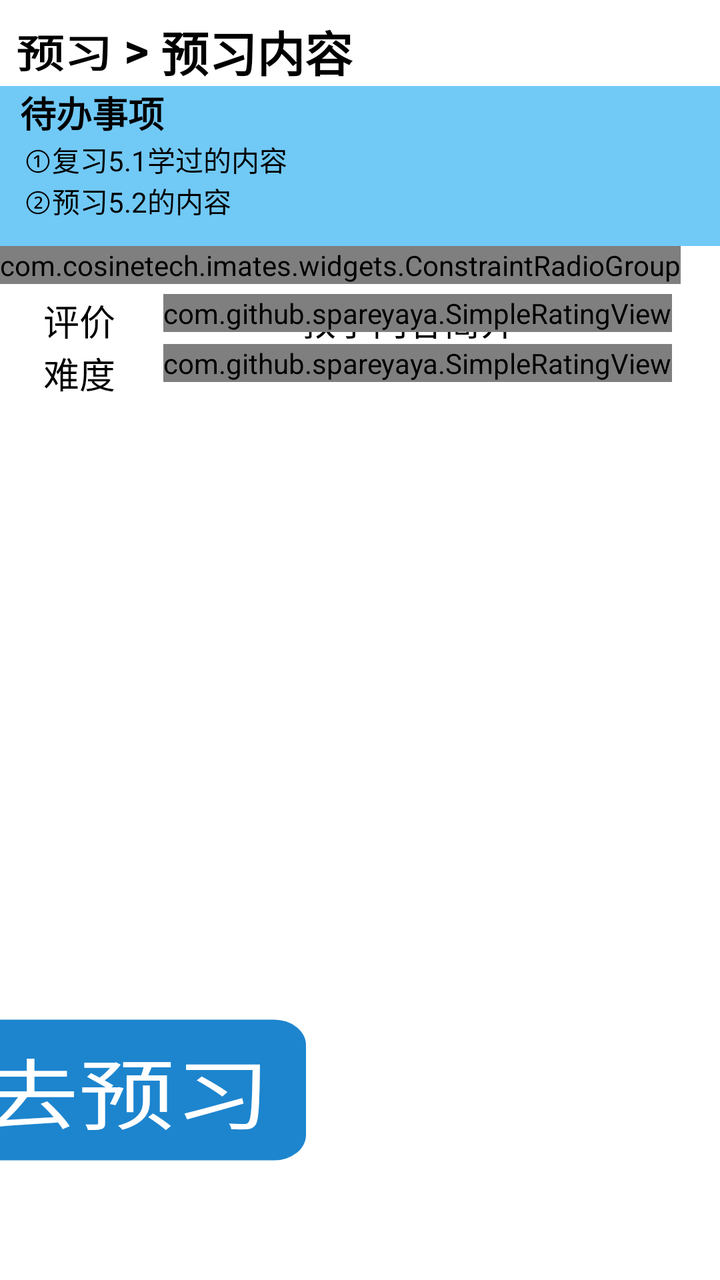
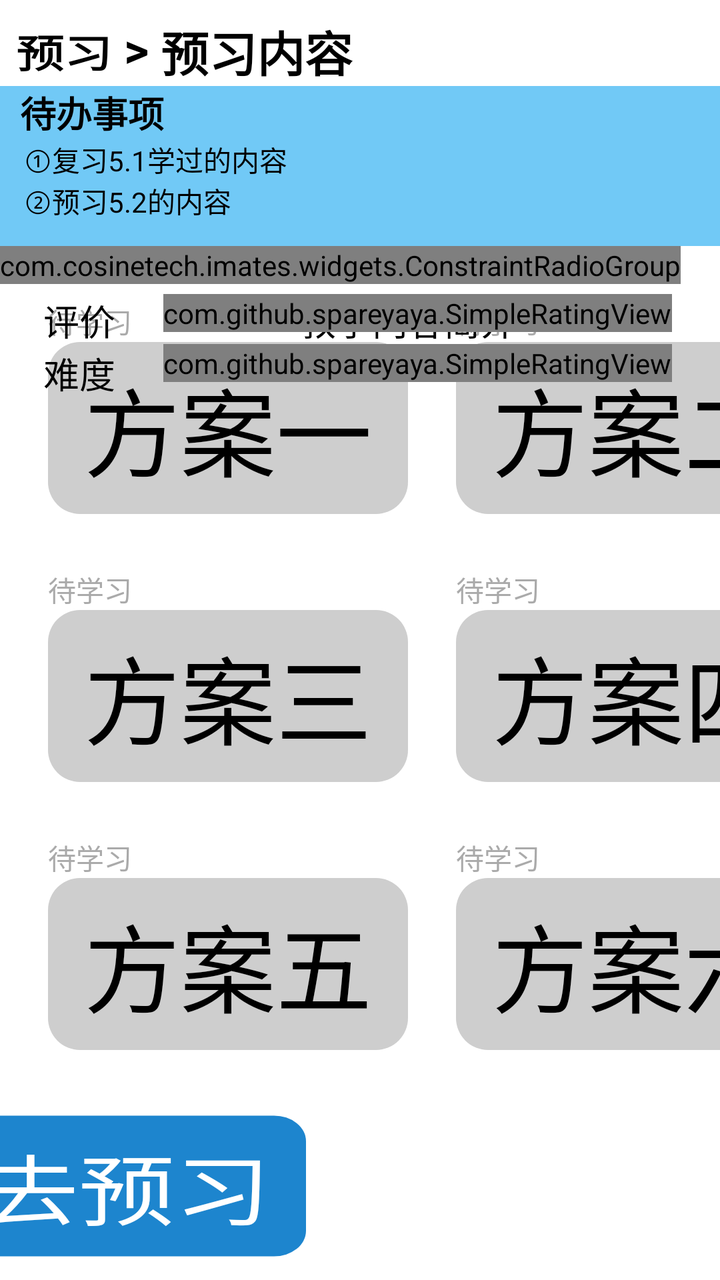

Two renders of the same Android screen: before a commit and after it. Below are the layout's source before the change and the commit's diff.
<!-- AndroidManifest.xml: application theme Theme.IMatesApp.FullScreen -->
<!-- res/layout/fragment_preview_lession.xml -->
<?xml version="1.0" encoding="utf-8"?>
<androidx.constraintlayout.widget.ConstraintLayout xmlns:android="http://schemas.android.com/apk/res/android"
    xmlns:app="http://schemas.android.com/apk/res-auto"
    xmlns:tools="http://schemas.android.com/tools"
    android:layout_width="match_parent"
    android:layout_height="match_parent"
    android:background="#FFFFFF"
    tools:context=".fragments.FragmentPreviewLesson">

    <TextView
        android:id="@+id/label"
        android:layout_width="wrap_content"
        android:layout_height="wrap_content"
        android:layout_margin="8dp"
        android:focusable="true"
        android:text="预习"
        android:clickable="true"
        android:stateListAnimator="@animator/button_click_scale"
        android:textColor="#000000"
        android:textSize="@dimen/head1_size"
        android:textStyle="bold"
        app:layout_constraintStart_toStartOf="parent"
        app:layout_constraintTop_toTopOf="parent" />

    <TextView
        android:id="@+id/sign_split"
        android:layout_width="wrap_content"
        android:layout_height="wrap_content"
        android:text=" > "
        android:textColor="#000000"
        android:textSize="@dimen/head1_size"
        android:textStyle="bold"
        app:layout_constraintStart_toEndOf="@id/label"
        app:layout_constraintTop_toTopOf="@id/label" />

    <TextView
        android:id="@+id/preview_section_name"
        android:layout_width="wrap_content"
        android:layout_height="wrap_content"
        android:text="预习内容"
        android:textColor="#000000"
        android:textSize="@dimen/head1_size"
        android:textStyle="bold"
        app:layout_constraintStart_toEndOf="@id/sign_split"
        app:layout_constraintTop_toTopOf="@id/sign_split" />

    <LinearLayout
        android:id="@+id/tool_bar"
        android:layout_width="match_parent"
        android:layout_height="wrap_content"
        android:background="#71c9f6"
        android:minHeight="80dp"
        android:orientation="vertical"
        app:layout_constraintStart_toStartOf="parent"
        app:layout_constraintTop_toBottomOf="@id/preview_section_name">

        <TextView
            android:layout_width="wrap_content"
            android:layout_height="wrap_content"
            android:layout_marginStart="10dp"
            android:text="待办事项"
            android:textColor="#000000"
            android:textSize="@dimen/reflow_text_title_size"
            android:textStyle="bold" />

        <TextView
            android:layout_width="wrap_content"
            android:layout_height="wrap_content"
            android:layout_marginStart="12dp"
            android:background="@android:color/transparent"
            android:text="①复习5.1学过的内容"
            android:textColor="#000000" />

        <TextView
            android:layout_width="wrap_content"
            android:layout_height="wrap_content"
            android:layout_marginStart="12dp"
            android:background="@android:color/transparent"
            android:text="②预习5.2的内容"
            android:textColor="#000000" />

    </LinearLayout>

    <RadioButton
        android:id="@+id/opt_scheme_1"
        android:layout_width="wrap_content"
        android:layout_height="wrap_content"
        android:layout_marginStart="24dp"
        android:layout_marginTop="48dp"
        android:button="@null"
        android:background="@drawable/prepare_lesson_radio_bg"
        android:text="方案一"
        android:visibility="invisible"
        android:textSize="@dimen/head0_size"
        app:layout_constraintStart_toStartOf="parent"
        app:layout_constraintTop_toBottomOf="@id/tool_bar" />

    <RadioButton
        android:id="@+id/opt_scheme_2"
        android:layout_width="wrap_content"
        android:layout_height="wrap_content"
        android:layout_marginStart="24dp"
        android:layout_marginTop="48dp"
        android:button="@null"
        android:background="@drawable/prepare_lesson_radio_bg"
        android:text="方案二"
        android:visibility="invisible"
        android:textSize="@dimen/head0_size"
        app:layout_constraintStart_toEndOf="@id/opt_scheme_1"
        app:layout_constraintTop_toBottomOf="@id/tool_bar" />

    <RadioButton
        android:id="@+id/opt_scheme_3"
        android:layout_width="wrap_content"
        android:layout_height="wrap_content"
        android:layout_marginStart="24dp"
        android:layout_marginTop="24dp"
        android:button="@null"
        android:background="@drawable/prepare_lesson_radio_bg"
        android:text="方案三"
        android:visibility="invisible"
        android:textSize="@dimen/head0_size"
        app:layout_constraintStart_toStartOf="parent"
        app:layout_constraintTop_toBottomOf="@id/opt_scheme_1" />

    <RadioButton
        android:id="@+id/opt_scheme_4"
        android:layout_width="wrap_content"
        android:layout_height="wrap_content"
        android:layout_marginTop="24dp"
        android:button="@null"
        android:background="@drawable/prepare_lesson_radio_bg"
        android:text="方案四"
        android:visibility="invisible"
        android:textSize="@dimen/head0_size"
        app:layout_constraintStart_toStartOf="@id/opt_scheme_2"
        app:layout_constraintTop_toBottomOf="@id/opt_scheme_2" />

    <RadioButton
        android:id="@+id/opt_scheme_5"
        android:layout_width="wrap_content"
        android:layout_height="wrap_content"
        android:layout_marginStart="24dp"
        android:layout_marginTop="24dp"
        android:button="@null"
        android:background="@drawable/prepare_lesson_radio_bg"
        android:text="方案五"
        android:visibility="invisible"
        android:textSize="@dimen/head0_size"
        app:layout_constraintStart_toStartOf="parent"
        app:layout_constraintTop_toBottomOf="@id/opt_scheme_3" />

    <RadioButton
        android:id="@+id/opt_scheme_6"
        android:layout_width="wrap_content"
        android:layout_height="wrap_content"
        android:layout_marginTop="24dp"
        android:button="@null"
        android:background="@drawable/prepare_lesson_radio_bg"
        android:text="方案六"
        android:visibility="invisible"
        android:textSize="@dimen/head0_size"
        app:layout_constraintStart_toStartOf="@id/opt_scheme_4"
        app:layout_constraintTop_toBottomOf="@id/opt_scheme_4" />

    <com.cosinetech.imates.widgets.ConstraintRadioGroup
        android:id="@+id/schema_group"
        android:layout_width="wrap_content"
        android:layout_height="wrap_content"
        app:constraint_referenced_ids="opt_scheme_1, opt_scheme_2, opt_scheme_3,opt_scheme_4,opt_scheme_5,opt_scheme_6"
        app:layout_constraintStart_toStartOf="parent"
        app:layout_constraintTop_toBottomOf="@id/tool_bar" />

    <Button
        android:id="@+id/btn_go_prepare"
        android:layout_width="wrap_content"
        android:layout_height="wrap_content"
        android:layout_margin="24dp"
        android:textSize="@dimen/head0_size"
        android:background="@drawable/round_corner"
        android:textColor="#ffffff"
        android:text="去预习"

        android:stateListAnimator="@animator/button_click_scale"
        app:layout_constraintStart_toStartOf="parent"
        app:layout_constraintTop_toBottomOf="@id/opt_scheme_5"
        app:layout_constraintEnd_toEndOf="@id/guideline"/>

    <androidx.constraintlayout.widget.Guideline
        android:id="@+id/guideline"
        android:layout_width="wrap_content"
        android:layout_height="wrap_content"
        android:orientation="vertical"
        app:layout_constraintGuide_percent="0.35" />

    <TextView
        android:id="@+id/intro"
        android:layout_width="wrap_content"
        android:layout_height="wrap_content"
        android:layout_margin="24dp"
        android:text="教学内容简介"
        android:textSize="18sp"
        android:textColor="#000000"
        app:layout_constraintStart_toStartOf="@id/guideline"
        app:layout_constraintTop_toBottomOf="@id/tool_bar"/>

    <com.github.spareyaya.SimpleRatingView
        android:id="@+id/rating"
        android:layout_width="wrap_content"
        android:layout_height="wrap_content"
        android:layout_margin="24dp"
        app:starType="heart"
        app:numStars="5"
        app:rating="0"
        app:starSize="24dp"
        app:starSpacing="2dp"
        app:primaryColor="#ff0000"
        app:secondaryColor="#cecece"
        app:layout_constraintEnd_toEndOf="parent"
        app:layout_constraintTop_toBottomOf="@id/tool_bar" />

    <TextView
        android:id="@+id/rate_title"
        android:layout_width="wrap_content"
        android:layout_height="wrap_content"
        android:text="评价"
        android:textSize="18sp"
        android:textColor="#000000"
        android:layout_margin="24dp"
        app:layout_constraintTop_toBottomOf="@id/tool_bar"
        app:layout_constraintEnd_toStartOf="@id/rating"/>

    <com.github.spareyaya.SimpleRatingView
        android:id="@+id/rating_difficulty"
        android:layout_width="wrap_content"
        android:layout_height="wrap_content"
        android:layout_marginHorizontal="24dp"
        android:layout_marginTop="6dp"
        app:starType="star"
        app:numStars="5"
        app:rating="0"
        app:starSize="24dp"
        app:starSpacing="2dp"
        app:primaryColor="#0000FF"
        app:secondaryColor="#cecece"
        app:layout_constraintEnd_toEndOf="parent"
        app:layout_constraintTop_toBottomOf="@id/rating" />

    <TextView
        android:layout_width="wrap_content"
        android:layout_height="wrap_content"
        android:text="难度"
        android:textSize="18sp"
        android:textColor="#000000"
        android:layout_marginHorizontal="24dp"
        app:layout_constraintTop_toBottomOf="@id/rate_title"
        app:layout_constraintEnd_toStartOf="@id/rating_difficulty"/>

    <ScrollView
        android:layout_width="0dp"
        android:layout_height="0dp"
        android:layout_margin="12dp"
        app:layout_constraintStart_toStartOf="@id/guideline"
        app:layout_constraintEnd_toEndOf="parent"
        app:layout_constraintTop_toBottomOf="@id/rating_difficulty"
        app:layout_constraintBottom_toBottomOf="parent">
        <TextView
            android:id="@+id/schema_intro"
            android:layout_width="match_parent"
            android:layout_height="match_parent"
            android:textColor="#000000"/>
    </ScrollView>

</androidx.constraintlayout.widget.ConstraintLayout>
<!-- resources referenced by this layout -->
<resources>
  <dimen name="head0_size">48sp</dimen>
  <dimen name="head1_size">24sp</dimen>
  <dimen name="reflow_text_title_size">18sp</dimen>
  <!-- drawable prepare_lesson_radio_bg (drawable) -->
  <?xml version="1.0" encoding="utf-8"?>
  <selector xmlns:android="http://schemas.android.com/apk/res/android">
  <item android:state_checked="true">
      <shape>
          <solid android:color="#c0fd70" />
          <corners android:radius="16dp" />
          <padding
              android:left="18dp"
              android:right="18dp"
              android:top="8dp"
              android:bottom="8dp" />
      </shape>
  </item>
  <item>
      <shape>
          <solid android:color="#cecece" />
          <corners android:radius="16dp" />
          <padding
              android:left="18dp"
              android:right="18dp"
              android:top="8dp"
              android:bottom="8dp" />
      </shape>
  </item>
  </selector>
  <!-- drawable round_corner (drawable) -->
  <?xml version="1.0" encoding="utf-8"?>
  <shape xmlns:android="http://schemas.android.com/apk/res/android">
      <solid android:color="#1d85ce" />
      <corners android:radius="16dp" />
      <padding
          android:left="18dp"
          android:right="18dp"
          android:top="9dp"
          android:bottom="9dp" />
  </shape>
  <style name="Theme.IMatesApp.FullScreen" parent="Theme.AppCompat.Light.NoActionBar">
          
          <item name="android:windowFullscreen">true</item>
          
          <item name="android:windowTranslucentStatus">true</item>
          
          <item name="android:windowTranslucentNavigation">true</item>
      </style>
</resources>

<!-- the commit's change to res/layout/fragment_preview_lession.xml (unified diff, before → after) -->
@@ -90,11 +90,19 @@
         android:button="@null"
         android:background="@drawable/prepare_lesson_radio_bg"
         android:text="方案一"
-        android:visibility="invisible"
         android:textSize="@dimen/head0_size"
         app:layout_constraintStart_toStartOf="parent"
         app:layout_constraintTop_toBottomOf="@id/tool_bar" />
 
+    <TextView
+        android:id="@+id/schema_1_stat"
+        android:layout_width="wrap_content"
+        android:layout_height="wrap_content"
+        android:text="待学习"
+        android:textColor="@android:color/darker_gray"
+        app:layout_constraintStart_toStartOf="@id/opt_scheme_1"
+        app:layout_constraintBottom_toTopOf="@id/opt_scheme_1" />
+
     <RadioButton
         android:id="@+id/opt_scheme_2"
         android:layout_width="wrap_content"
@@ -104,64 +112,104 @@
         android:button="@null"
         android:background="@drawable/prepare_lesson_radio_bg"
         android:text="方案二"
-        android:visibility="invisible"
         android:textSize="@dimen/head0_size"
         app:layout_constraintStart_toEndOf="@id/opt_scheme_1"
         app:layout_constraintTop_toBottomOf="@id/tool_bar" />
 
+    <TextView
+        android:id="@+id/schema_2_stat"
+        android:layout_width="wrap_content"
+        android:layout_height="wrap_content"
+        android:text="待学习"
+        android:textColor="@android:color/darker_gray"
+        app:layout_constraintStart_toStartOf="@id/opt_scheme_2"
+        app:layout_constraintBottom_toTopOf="@id/opt_scheme_2" />
+
     <RadioButton
         android:id="@+id/opt_scheme_3"
         android:layout_width="wrap_content"
         android:layout_height="wrap_content"
         android:layout_marginStart="24dp"
-        android:layout_marginTop="24dp"
+        android:layout_marginTop="48dp"
         android:button="@null"
         android:background="@drawable/prepare_lesson_radio_bg"
         android:text="方案三"
-        android:visibility="invisible"
         android:textSize="@dimen/head0_size"
         app:layout_constraintStart_toStartOf="parent"
         app:layout_constraintTop_toBottomOf="@id/opt_scheme_1" />
 
+    <TextView
+        android:id="@+id/schema_3_stat"
+        android:layout_width="wrap_content"
+        android:layout_height="wrap_content"
+        android:text="待学习"
+        android:textColor="@android:color/darker_gray"
+        app:layout_constraintStart_toStartOf="@id/opt_scheme_3"
+        app:layout_constraintBottom_toTopOf="@id/opt_scheme_3" />
+
     <RadioButton
         android:id="@+id/opt_scheme_4"
         android:layout_width="wrap_content"
         android:layout_height="wrap_content"
-        android:layout_marginTop="24dp"
+        android:layout_marginTop="48dp"
         android:button="@null"
         android:background="@drawable/prepare_lesson_radio_bg"
         android:text="方案四"
-        android:visibility="invisible"
         android:textSize="@dimen/head0_size"
         app:layout_constraintStart_toStartOf="@id/opt_scheme_2"
         app:layout_constraintTop_toBottomOf="@id/opt_scheme_2" />
 
+    <TextView
+        android:id="@+id/schema_4_stat"
+        android:layout_width="wrap_content"
+        android:layout_height="wrap_content"
+        android:text="待学习"
+        android:textColor="@android:color/darker_gray"
+        app:layout_constraintStart_toStartOf="@id/opt_scheme_4"
+        app:layout_constraintBottom_toTopOf="@id/opt_scheme_4" />
+
     <RadioButton
         android:id="@+id/opt_scheme_5"
         android:layout_width="wrap_content"
         android:layout_height="wrap_content"
         android:layout_marginStart="24dp"
-        android:layout_marginTop="24dp"
+        android:layout_marginTop="48dp"
         android:button="@null"
         android:background="@drawable/prepare_lesson_radio_bg"
         android:text="方案五"
-        android:visibility="invisible"
         android:textSize="@dimen/head0_size"
         app:layout_constraintStart_toStartOf="parent"
         app:layout_constraintTop_toBottomOf="@id/opt_scheme_3" />
 
+    <TextView
+        android:id="@+id/schema_5_stat"
+        android:layout_width="wrap_content"
+        android:layout_height="wrap_content"
+        android:text="待学习"
+        android:textColor="@android:color/darker_gray"
+        app:layout_constraintStart_toStartOf="@id/opt_scheme_5"
+        app:layout_constraintBottom_toTopOf="@id/opt_scheme_5" />
+
     <RadioButton
         android:id="@+id/opt_scheme_6"
         android:layout_width="wrap_content"
         android:layout_height="wrap_content"
-        android:layout_marginTop="24dp"
+        android:layout_marginTop="48dp"
         android:button="@null"
         android:background="@drawable/prepare_lesson_radio_bg"
         android:text="方案六"
-        android:visibility="invisible"
         android:textSize="@dimen/head0_size"
         app:layout_constraintStart_toStartOf="@id/opt_scheme_4"
         app:layout_constraintTop_toBottomOf="@id/opt_scheme_4" />
+
+    <TextView
+        android:id="@+id/schema_6_stat"
+        android:layout_width="wrap_content"
+        android:layout_height="wrap_content"
+        android:text="待学习"
+        android:textColor="@android:color/darker_gray"
+        app:layout_constraintStart_toStartOf="@id/opt_scheme_6"
+        app:layout_constraintBottom_toTopOf="@id/opt_scheme_6" />
 
     <com.cosinetech.imates.widgets.ConstraintRadioGroup
         android:id="@+id/schema_group"
